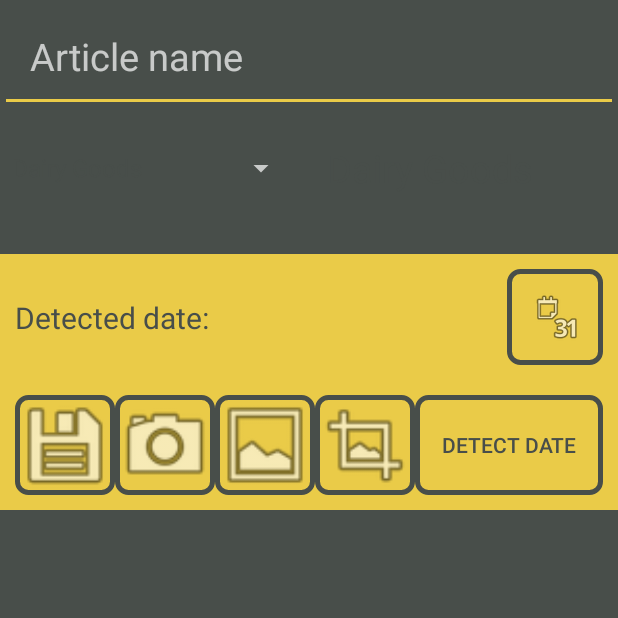
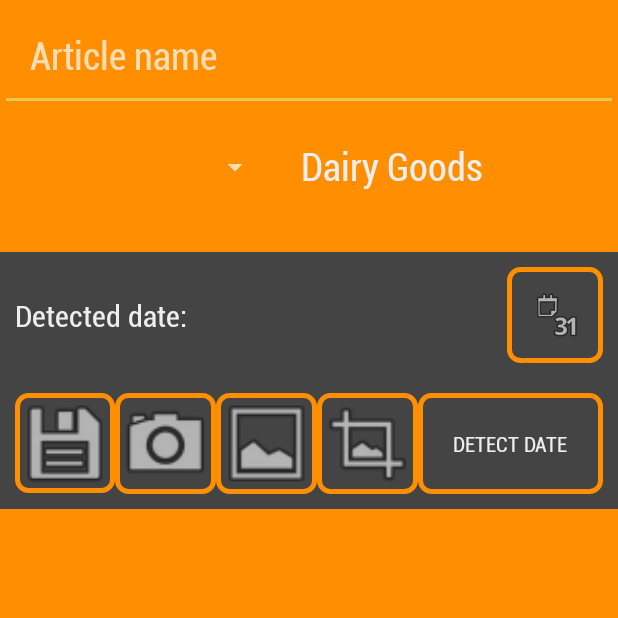
Before and after one commit to NikolaOgnjenovic/XPDate, an Android app: the AddArticle screen opened directly, with no data from a screen before it, on a phone screen of 412 x 824 dp, the top half of it. Run offline under Robolectric (Android 15) with nearby library versions, the phone set to English and light mode, and no system bars; libraries missing offline, so code that uses them is left out: com.google.android.gms, com.joestelmach.natty, com.theartofdev.edmodo; plain views replace CropImageView; 1 statement that could not run was skipped.

Commit message:
Changed colors and font

```diff
--- a/app/src/main/java/com/mrmi/groceryhelper/Settings.java
+++ b/app/src/main/java/com/mrmi/groceryhelper/Settings.java
@@ -131,7 +131,7 @@ public class Settings extends AppCompatActivity {
     //Displays the time at which the daily notification is sent
     private void displayNotificationTime() {
         int notificationHour = getNotificationHour(), notificationMinute = getNotificationMinute();
-        String notificationTimeText = "Sending daily notifications at ";
+        String notificationTimeText = notificationTimeTextView.getText().toString() + " ";
         if (notificationHour < 10)
             notificationTimeText += "0";
         notificationTimeText += notificationHour + ":";
--- a/app/src/main/res/layout/activity_add_article.xml
+++ b/app/src/main/res/layout/activity_add_article.xml
@@ -11,6 +11,7 @@
     <EditText
         android:padding="20dp"
         android:id="@+id/articleNameEditText"
+        android:textColor="@color/textColor"
         android:layout_width="match_parent"
         android:layout_height="wrap_content"
         android:autofillHints="@string/article_name"
@@ -28,6 +29,8 @@
             android:layout_width="wrap_content"
             android:layout_height="wrap_content"
             app:layout_constraintBottom_toBottomOf="parent"
+            app:layout_constraintEnd_toEndOf="parent"
+            app:layout_constraintHorizontal_bias="0.0"
             app:layout_constraintStart_toStartOf="parent"
             app:layout_constraintTop_toTopOf="parent" />
 
@@ -38,10 +41,14 @@
             android:autofillHints="@string/article_category"
             android:hint="@string/article_category"
             android:padding="20dp"
+            android:textColor="@color/textColor"
             android:textSize="25sp"
             app:layout_constraintBottom_toBottomOf="parent"
+            app:layout_constraintEnd_toEndOf="parent"
+            app:layout_constraintHorizontal_bias="0.0"
             app:layout_constraintStart_toEndOf="@+id/articleCategorySpinner"
-            app:layout_constraintTop_toTopOf="parent" />
+            app:layout_constraintTop_toTopOf="parent"
+            app:layout_constraintVertical_bias="0.0" />
 
     </androidx.constraintlayout.widget.ConstraintLayout>
 
@@ -52,13 +59,13 @@
         android:layout_width="match_parent"
         android:layout_height="wrap_content"
         android:layout_marginTop="20dp"
-        android:background="@color/colorAccent">
+        android:background="@color/colorPrimaryDark">
 
         <TextView
             android:id="@+id/detectedDateTextView"
+            android:textColor="@color/textColor"
             android:layout_width="wrap_content"
             android:layout_height="match_parent"
-            android:textColor="@color/colorPrimary"
             android:text="@string/detected_date"
             android:textSize="20sp"
             app:layout_constraintBottom_toBottomOf="parent"
@@ -68,9 +75,9 @@
 
         <TextView
             android:id="@+id/actualDetectedDateTextView"
+            android:textColor="@color/textColor"
             android:layout_width="wrap_content"
             android:layout_height="match_parent"
-            android:textColor="@color/colorPrimary"
             android:textSize="20sp"
             app:layout_constraintBottom_toBottomOf="parent"
             app:layout_constraintStart_toEndOf="@+id/detectedDateTextView"
@@ -96,7 +103,7 @@
         android:layout_width="match_parent"
         android:layout_height="wrap_content"
         android:orientation="horizontal"
-        android:background="@color/colorAccent"
+        android:background="@color/colorPrimaryDark"
         android:weightSum="5"
         android:padding="10dp">
 
@@ -154,12 +161,12 @@
 
         <Button
             android:id="@+id/detectButton"
+            android:textColor="@color/textColor"
             android:layout_width="wrap_content"
             android:layout_height="match_parent"
             android:layout_weight="1"
             android:text="@string/detect_date"
-            android:background="@drawable/transparent_background_bordered_button"
-            android:textColor="@color/colorPrimary"/>
+            android:background="@drawable/transparent_background_bordered_button" />
     </LinearLayout>
 
     <com.theartofdev.edmodo.cropper.CropImageView
--- a/app/src/main/res/layout/list_row_child.xml
+++ b/app/src/main/res/layout/list_row_child.xml
@@ -4,7 +4,7 @@
     xmlns:app="http://schemas.android.com/apk/res-auto"
     android:layout_width="match_parent"
     android:layout_height="wrap_content"
-    android:background="@android:color/white"
+    android:background="@color/colorPrimaryDark"
     android:orientation="vertical"
     app:cardCornerRadius="18sp">
 
--- a/app/src/main/res/layout/list_row_group.xml
+++ b/app/src/main/res/layout/list_row_group.xml
@@ -6,13 +6,14 @@
     android:layout_height="wrap_content"
     android:orientation="horizontal"
     android:layout_margin="20sp"
+    android:background="@color/colorPrimaryDark"
     app:cardCornerRadius="14sp">
     <TextView
         android:textAlignment="center"
         android:id="@+id/categoryGroupTextView"
         android:layout_width="fill_parent"
         android:layout_height="wrap_content"
-        android:textColor="@color/colorAccent"
+        android:textColor="@color/textColor"
         android:textSize="22sp"
         android:padding="6sp"/>
 </androidx.cardview.widget.CardView>
--- a/app/src/main/res/values/colors.xml
+++ b/app/src/main/res/values/colors.xml
@@ -1,8 +1,8 @@
 <?xml version="1.0" encoding="utf-8"?>
 <resources>
-    <color name="colorPrimary">#484E4A</color>
-    <color name="colorPrimaryDark">#C5C1BB</color>
+    <color name="colorPrimary">#ff8e00</color>
+    <color name="colorPrimaryDark">#444444</color>
     <color name="colorAccent">#EACB48</color>
-    <color name="textColor">#C3C3C3</color>
+    <color name="textColor">#eeeeee</color>
     <color name="transparent">#00000000</color>
 </resources>
--- a/app/src/main/res/values/styles.xml
+++ b/app/src/main/res/values/styles.xml
@@ -6,5 +6,7 @@
         <item name="colorPrimaryDark">@color/colorPrimaryDark</item>
         <item name="colorAccent">@color/colorAccent</item>
         <item name="android:textColor">@color/colorPrimary</item>
+        <item name="android:fontFamily">@font/roboto</item>
     </style>
+
 </resources>
```
Also changed, not shown: app/src/main/res/layout/activity_settings.xml (+5 -2 lines), app/src/main/res/layout/article_row.xml (deleted, +0 -57 lines), app/src/main/res/font/roboto.ttf (added).
